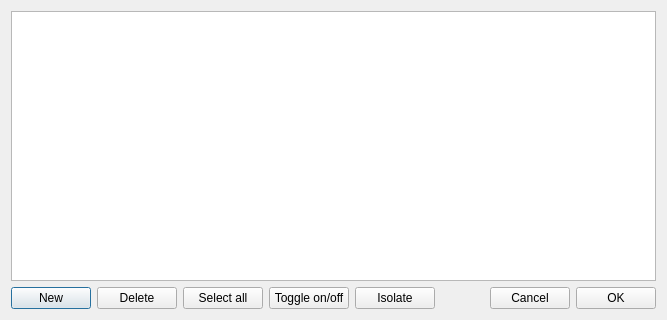
southseact-3d/fcd, file src/Mod/Draft/Resources/ui/dialogLayers.ui: the form before one commit.
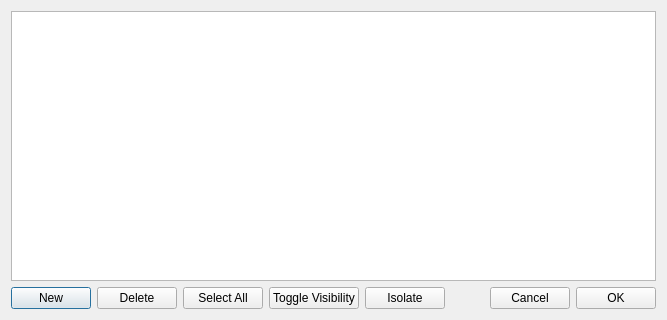
The form after the commit.

Patch:
```diff
--- a/src/Mod/Draft/Resources/ui/dialogLayers.ui
+++ b/src/Mod/Draft/Resources/ui/dialogLayers.ui
@@ -40,14 +40,14 @@
      <item>
       <widget class="QPushButton" name="buttonSelectAll">
        <property name="text">
-        <string>Select all</string>
+        <string>Select All</string>
        </property>
       </widget>
      </item>
      <item>
       <widget class="QPushButton" name="buttonToggle">
        <property name="text">
-        <string>Toggle on/off</string>
+        <string>Toggle Visibility</string>
        </property>
       </widget>
      </item>
```
Left out of the diff: 2 changed lines with no effect on the pictures.
